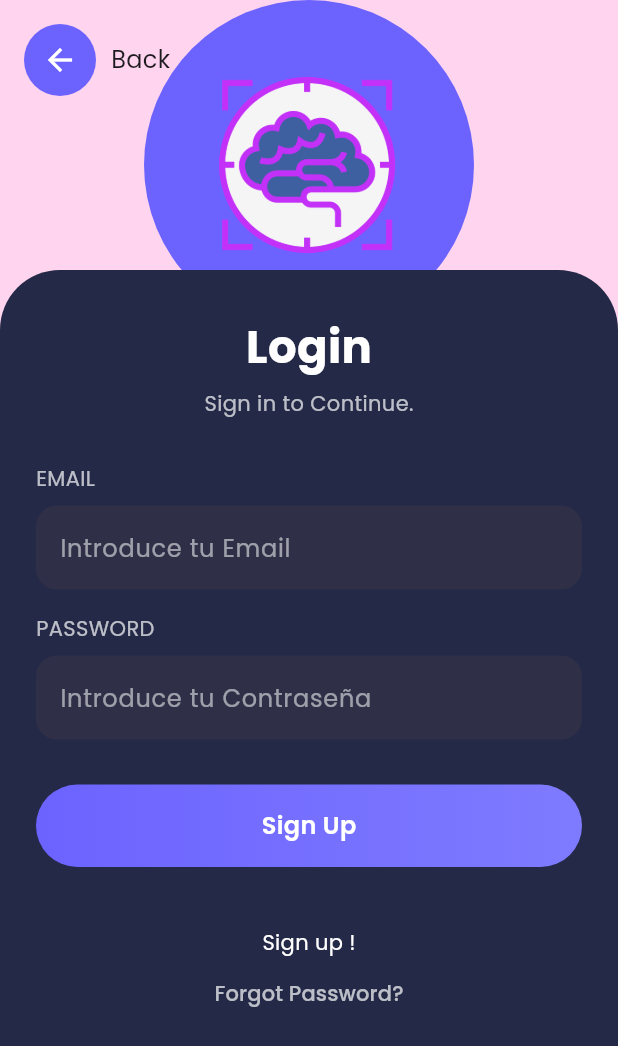
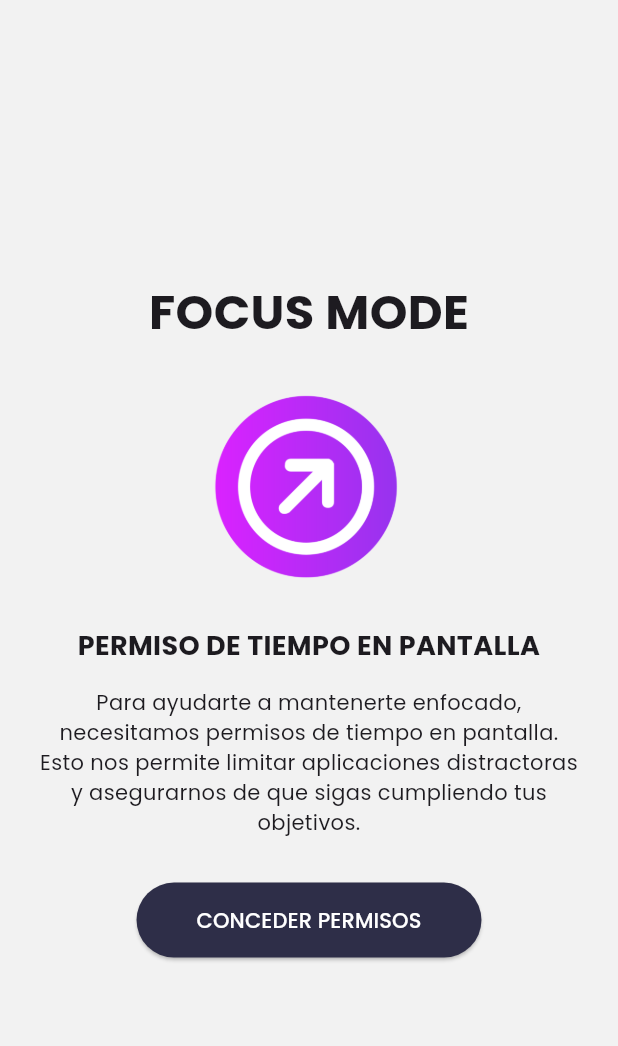
Before and after one commit to andresfap01-netizen/Focusmode, a Flutter app: the Login screen opened directly, after a tap on "Sign Up", on a phone screen of 412 x 824 dp. Shown: the top 1046 px of the screen. Run offline on Flutter 3.47's test engine with Material 3 defaults, Android fonts, the phone set to English and light mode, and no system bars; our stand-ins replace google_fonts.

Commit message:
Vista Permiso terminada

```diff
--- /dev/null
+++ b/lib/view/Permiso.dart
@@ -0,0 +1,143 @@
+import 'package:flutter/material.dart';
+import 'package:google_fonts/google_fonts.dart';
+
+class Permiso extends StatelessWidget {
+  const Permiso({super.key});
+  void VentanaEmergente(BuildContext context) {
+    showDialog(
+      context: context,
+      builder: (context) {
+        return Dialog(
+          shape: RoundedRectangleBorder(
+            borderRadius: BorderRadiusGeometry.circular(20),
+            side: const BorderSide(color: Colors.purple, width: 2),
+          ),
+          child: Container(
+            padding: const EdgeInsets.all(20),
+            child: Column(
+              mainAxisSize: MainAxisSize.min,
+              children: [
+                Text(
+                  "FOCUS MODE QUIERE ACCEDER A TIEMPO EN PANTALLA",
+                  textAlign: TextAlign.center,
+                  style: GoogleFonts.poppins(
+                    fontWeight: FontWeight.bold,
+                    fontSize: 14,
+                  ),
+                ),
+                const SizedBox(height: 15),
+                Text(
+                  "Si permites que FOCUS MODE acceda a tiempo en pantalla,"
+                  "tambien podra consultar tus datos de actividad,asi como"
+                  "restringir contenido y limitar tu uso de apps y sitios web.",
+                  textAlign: TextAlign.center,
+                  style: GoogleFonts.poppins(fontSize: 13),
+                ),
+                const SizedBox(height: 20),
+                Row(
+                  mainAxisAlignment: MainAxisAlignment.spaceEvenly,
+                  children: [
+                    ElevatedButton(
+                      style: ElevatedButton.styleFrom(
+                        backgroundColor: Colors.purple,
+                        shape: RoundedRectangleBorder(
+                          borderRadius: BorderRadiusGeometry.circular(20),
+                        ),
+                      ),
+                      onPressed: () {
+                        Navigator.pop(context);
+                      },
+                      child: Text(
+                        "CONTINUAR",
+                        style: GoogleFonts.poppins(color: Colors.white),
+                      ),
+                    ),
+                    ElevatedButton(
+                      style: ElevatedButton.styleFrom(
+                        backgroundColor: const Color(0xFF2E2E48),
+                        shape: RoundedRectangleBorder(
+                          borderRadius: BorderRadiusGeometry.circular(20),
+                        ),
+                      ),
+                      onPressed: () {
+                        Navigator.pop(context);
+                      },
+                      child: Text(
+                        "NO PERMITIR",
+                        style: GoogleFonts.poppins(color: Colors.white),
+                      ),
+                    ),
+                  ],
+                ),
+              ],
+            ),
+          ),
+        );
+      },
+    );
+  }
+
+  @override
+  Widget build(BuildContext context) {
+    return Scaffold(
+      backgroundColor: const Color(0xFFF2F2F2),
+      body: Center(
+        child: Padding(
+          padding: const EdgeInsetsGeometry.all(25),
+
+          child: Column(
+            mainAxisAlignment: MainAxisAlignment.center,
+            children: [
+              Text(
+                "FOCUS MODE",
+                style: GoogleFonts.poppins(
+                  fontSize: 32,
+                  fontWeight: FontWeight.bold,
+                ),
+              ),
+              const SizedBox(height: 30),
+               Image.asset('assets/imagenes/icono2.png', width: 150,),
+              const SizedBox(height: 30),
+              Text(
+                "PERMISO DE TIEMPO EN PANTALLA",
+                textAlign: TextAlign.center,
+                style: GoogleFonts.poppins(
+                  fontWeight: FontWeight.bold,
+                  fontSize: 18,
+                ),
+              ),
+              const SizedBox(height: 15),
+              Text(
+                "Para ayudarte a mantenerte enfocado, necesitamos permisos "
+                "de tiempo en pantalla. Esto nos permite limitar aplicaciones "
+                "distractoras y asegurarnos de que sigas cumpliendo tus objetivos.",
+                textAlign: TextAlign.center,
+                style: GoogleFonts.poppins(fontSize: 14),
+              ),
+              const SizedBox(height: 30),
+              ElevatedButton(
+                style: ElevatedButton.styleFrom(
+                  backgroundColor: const Color(0xFF2E2E48),
+                  padding: const EdgeInsets.symmetric(
+                    horizontal: 40,
+                    vertical: 15,
+                  ),
+                  shape: RoundedRectangleBorder(
+                    borderRadius: BorderRadiusGeometry.circular(30),
+                  ),
+                ),
+                onPressed: () {
+                  VentanaEmergente(context);
+                },
+                child: Text(
+                  "CONCEDER PERMISOS",
+                  style: GoogleFonts.poppins(color: Colors.white),
+                ),
+              ),
+            ],
+          ),
+        ),
+      ),
+    );
+  }
+}
--- a/lib/view/SignUp.dart
+++ b/lib/view/SignUp.dart
@@ -1,4 +1,5 @@
 import 'package:flutter/material.dart';
+import 'Login.dart';
 
 class SignUp extends StatelessWidget {
   const SignUp({super.key});
@@ -106,7 +107,7 @@ class SignUp extends StatelessWidget {
 
                   Center(
                     child: TextButton(
-                      onPressed: () => Navigator.pop(context),
+                      onPressed: () { Navigator.push(context, MaterialPageRoute(builder: (_) => const Login()));},
                       child: const Text(
                         "Already have an account? Login",
                         style: TextStyle(color: Colors.white70),
--- a/lib/view/login.dart
+++ b/lib/view/login.dart
@@ -1,6 +1,7 @@
 import 'dart:ui';
 
 import 'package:flutter/material.dart';
+import 'package:focusmode/view/Permiso.dart';
 
 class Login extends StatelessWidget {
   const Login({super.key});
@@ -121,7 +122,14 @@ class Login extends StatelessWidget {
                       color: Colors.transparent,
                       child: InkWell(
                         borderRadius: BorderRadius.circular(30),
-                        onTap: () {},
+                        onTap: () {
+                          Navigator.push(
+                            context,
+                            MaterialPageRoute(
+                              builder: (context) => const Permiso(),
+                            ),
+                          );
+                        },
                         child: const Center(
                           child: Text(
                             "Sign Up",
--- a/pubspec.yaml
+++ b/pubspec.yaml
@@ -33,3 +33,4 @@ flutter:
 
   assets:
     - assets/imagenes/icono.png
+    - assets/imagenes/icono2.png
```
Also changed, not shown: assets/imagenes/icono2.png (added).
